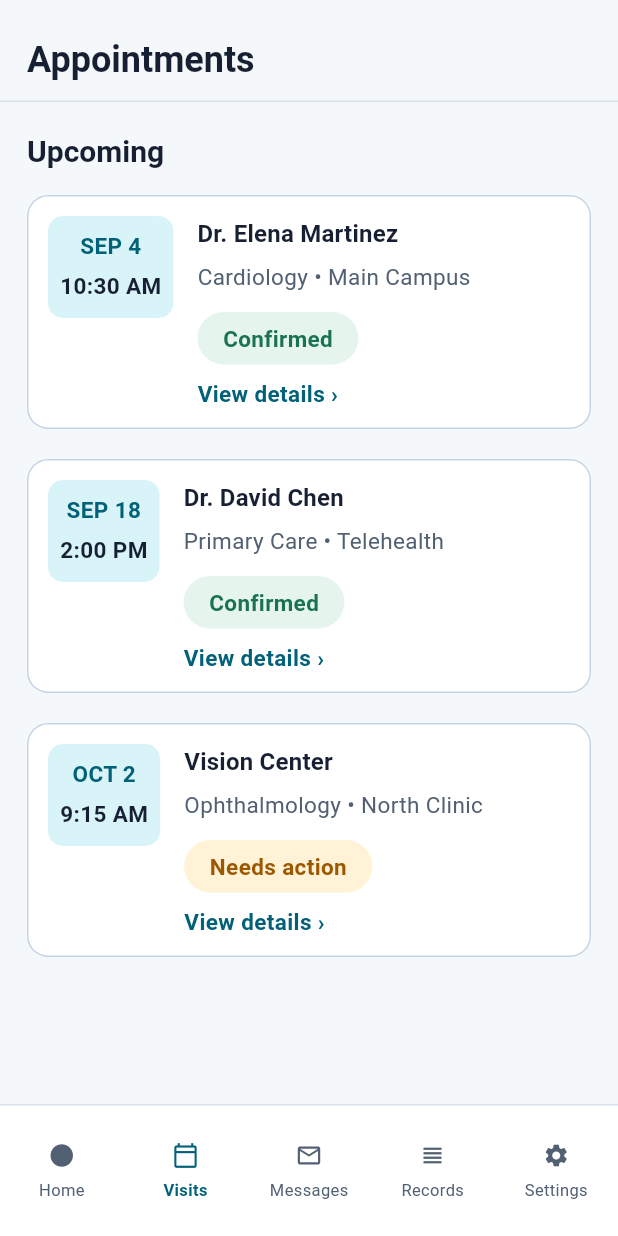
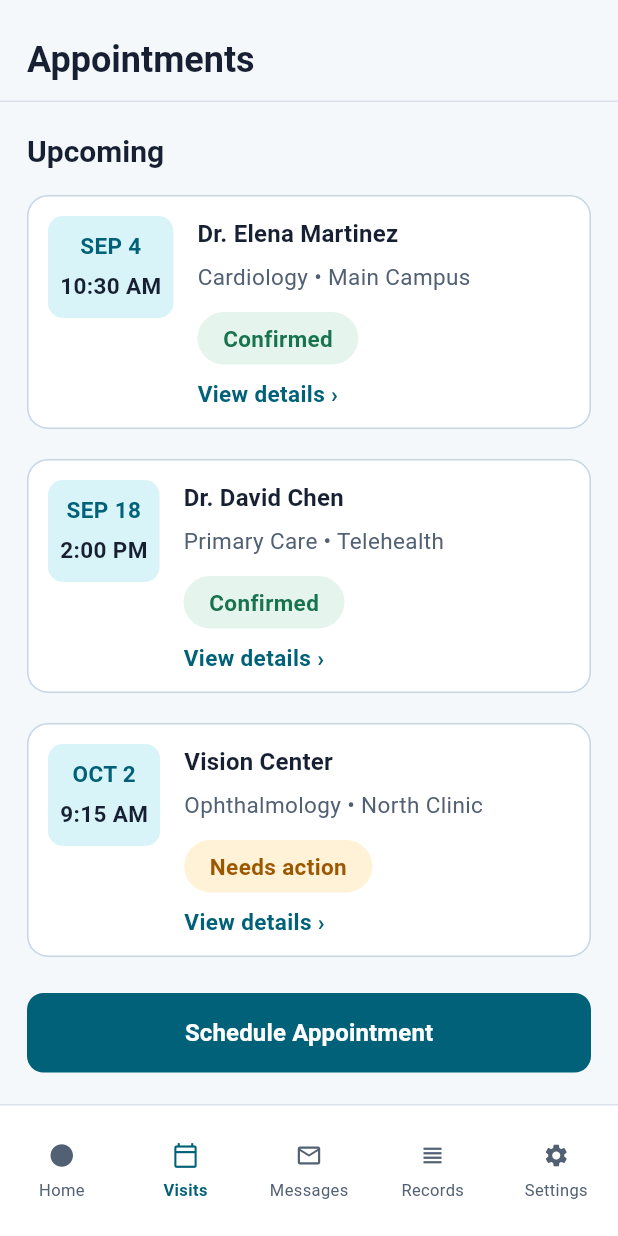
Before and after one commit to jayrahim/swen-661-clearview, a Flutter app: the AppointmentsScreen screen opened directly, on a phone screen of 412 x 824 dp. Run offline on Flutter 3.47's test engine with Material 3 defaults, Android fonts, the phone set to English and light mode, and no system bars; our stand-ins replace flutter_riverpod; Roboto replaces fonts that are missing (Arial).

Commit message:
fix: restore schedule appointment prototype control

```diff
--- a/flutter/lib/screens/appointments_screen.dart
+++ b/flutter/lib/screens/appointments_screen.dart
@@ -15,14 +15,17 @@ class AppointmentsScreen extends ConsumerWidget {
   @override
   Widget build(BuildContext context, WidgetRef ref) {
     final appointments = ref.watch(appointmentRepositoryProvider).getAll();
+
     void openSettings() => Navigator.of(context).push(
       MaterialPageRoute(builder: (_) => const AccessibilitySettingsScreen()),
     );
+
     return Scaffold(
       body: AppPage(
         child: Column(
           children: [
             const _AppointmentsHeader(),
+
             Expanded(
               child: SingleChildScrollView(
                 padding: const EdgeInsets.fromLTRB(18, 20, 18, 22),
@@ -34,6 +37,7 @@ class AppointmentsScreen extends ConsumerWidget {
                       style: Theme.of(context).textTheme.titleLarge,
                     ),
                     const SizedBox(height: 17),
+
                     for (final appointment in appointments) ...[
                       AppointmentListCard(
                         appointment: appointment,
@@ -47,10 +51,31 @@ class AppointmentsScreen extends ConsumerWidget {
                       ),
                       const SizedBox(height: 20),
                     ],
+
+                    const SizedBox(height: 4),
+
+                    Semantics(
+                      button: true,
+                      label: 'Schedule Appointment',
+                      hint: 'Scheduling is not available in this prototype',
+                      child: PrimaryButton(
+                        label: 'Schedule Appointment',
+                        onPressed: () {
+                          ScaffoldMessenger.of(context).showSnackBar(
+                            const SnackBar(
+                              content: Text(
+                                'Scheduling is not available in this prototype.',
+                              ),
+                            ),
+                          );
+                        },
+                      ),
+                    ),
                   ],
                 ),
               ),
             ),
+
             ClearViewBottomNavigation(
               selectedItem: ClearViewNavigationItem.visits,
               // TODO(navigation): Replace stack-based root navigation when
```
Also changed, not shown: 1 other file.
